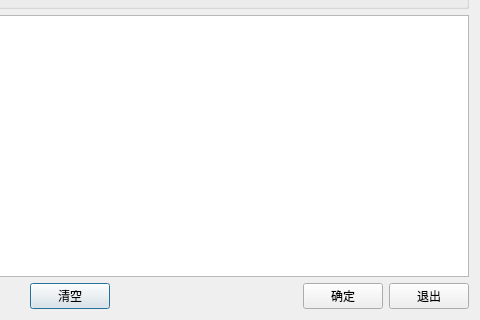
Qt form learningCode/QT6/samp2_2/dialog.ui (storm-1614/c-cpp_studyProject) before a commit; both pictures show x 169 to 649 and y 130 to 450 of the 649 by 450 pixel window.
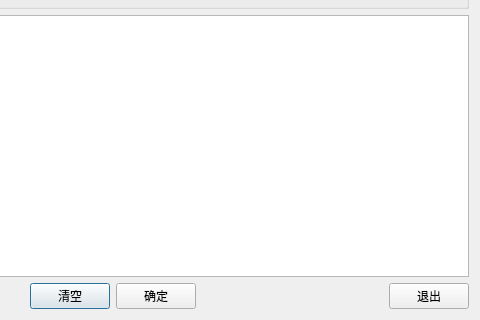
The same form after that commit. Icons and pictures are not drawn.

```diff
--- a/learningCode/QT6/samp2_2/dialog.ui
+++ b/learningCode/QT6/samp2_2/dialog.ui
@@ -118,6 +118,17 @@
          </property>
         </widget>
        </item>
+       <item>
+        <widget class="QPushButton" name="btnOK">
+         <property name="text">
+          <string>确定</string>
+         </property>
+         <property name="icon">
+          <iconset resource="res.qrc">
+           <normaloff>:/icons/images/322.bmp</normaloff>:/icons/images/322.bmp</iconset>
+         </property>
+        </widget>
+       </item>
        <item>
         <spacer name="horizontalSpacer">
          <property name="orientation">
@@ -131,17 +142,6 @@
          </property>
         </spacer>
        </item>
-       <item>
-        <widget class="QPushButton" name="btnOK">
-         <property name="text">
-          <string>确定</string>
-         </property>
-         <property name="icon">
-          <iconset resource="res.qrc">
-           <normaloff>:/icons/images/322.bmp</normaloff>:/icons/images/322.bmp</iconset>
-         </property>
-        </widget>
-       </item>
        <item>
         <widget class="QPushButton" name="btnExit">
          <property name="text">
```
